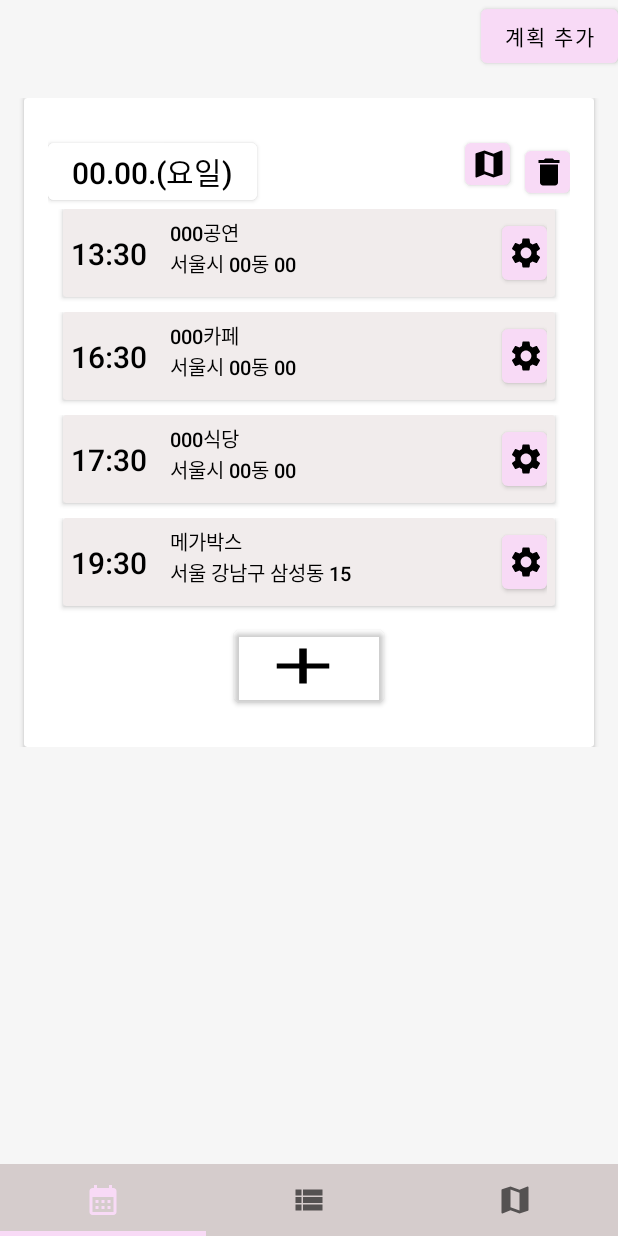
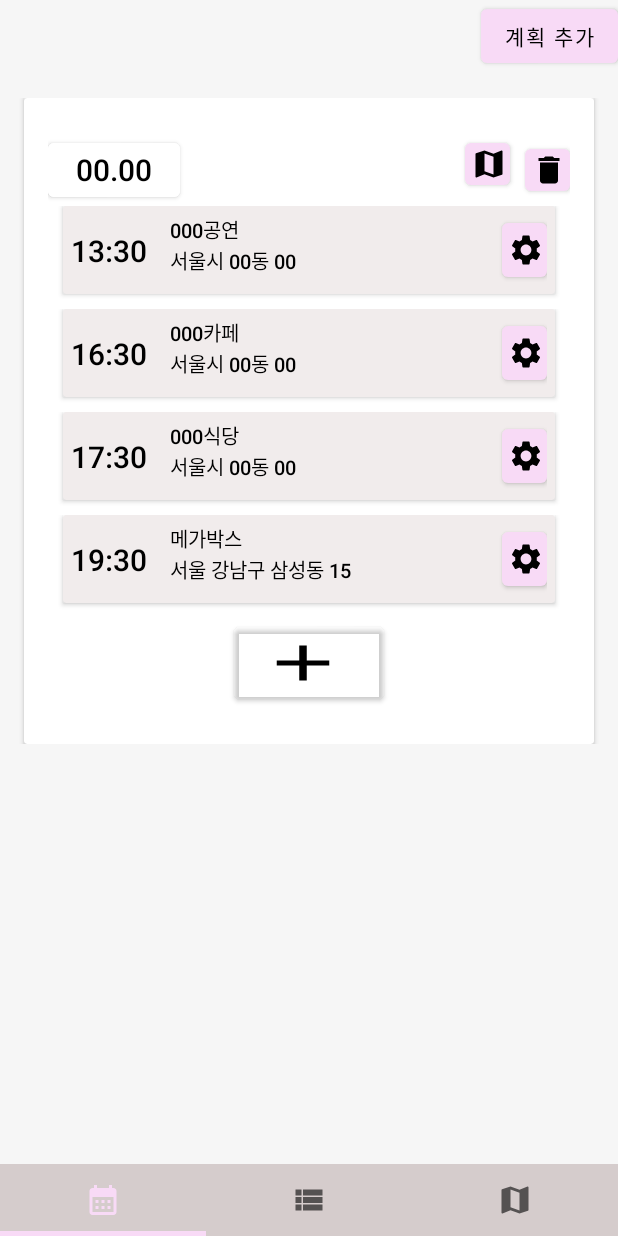
Before and after one commit to ds1mbp5720/DatePlanner, an Android app: the screen it shows after launch (MainActivity), after a tap on "계획 추가", on a phone screen of 412 x 824 dp. Run offline under Robolectric (Android 15) with nearby library versions, the phone set to English and light mode, and no system bars; our stand-ins replace Room's generated code; libraries missing offline, so code that uses them is left out: net.daum.mf; network calls fail.

Commit message:
FestivalListFragment 와 TimeTableFragment 에서 date calender month 시작값 0 반영하여 날짜 출력 수정.

```diff
--- a/app/src/main/java/com/lee/dateplanner/festival/FestivalListFragment.kt
+++ b/app/src/main/java/com/lee/dateplanner/festival/FestivalListFragment.kt
@@ -61,7 +61,7 @@ class FestivalListFragment:Fragment() {
         binding.inputDate.setOnClickListener {
             val cal = Calendar.getInstance()
             val dateSetListener = DatePickerDialog.OnDateSetListener { view, year, month, dayOfMonth ->
-                val date = "$month 월 $dayOfMonth 일"
+                val date = "${month+1} 월 $dayOfMonth 일"
                 binding.inputDate.text = date
             }
             this.context?.let { it1 -> DatePickerDialog(it1,dateSetListener,cal.get(Calendar.YEAR), cal.get(Calendar.MONTH),cal.get(Calendar.DAY_OF_MONTH)).show() }
--- a/app/src/main/java/com/lee/dateplanner/timetable/TimeTableFragment.kt
+++ b/app/src/main/java/com/lee/dateplanner/timetable/TimeTableFragment.kt
@@ -76,7 +76,7 @@ class TimeTableFragment:Fragment() {
             /**
              * 계획 추가 버튼을 dialog 로 하여 선택한 날짜를 바로 가져와서 변수에 넣기
              */
-            var date = "00.00.(요일)"
+            var date = "00.00"
             // room db 추가
             viewModel.insertTimeTable(Timetable(tableCount,timeSheetList ,date))
             tableCount++
--- a/app/src/main/res/layout/festivallist_fragment_layout.xml
+++ b/app/src/main/res/layout/festivallist_fragment_layout.xml
@@ -30,7 +30,7 @@
             app:layout_constraintTop_toTopOf="parent"
             app:layout_constraintLeft_toLeftOf="parent"
             android:inputType="datetime"
-            android:hint="요일, 날짜"
+            android:hint="날짜"
             android:maxLines="1"/>
 
         <Spinner
--- a/app/src/main/res/layout/input_schedule_layout.xml
+++ b/app/src/main/res/layout/input_schedule_layout.xml
@@ -15,7 +15,7 @@
     <TextView
         android:layout_width="wrap_content"
         android:layout_height="wrap_content"
-        android:text="MM.DD.(요일) 일정"
+        android:text="MM.DD."
         android:textColor="@color/black"
         android:textSize="20dp"
         app:layout_constraintLeft_toRightOf="@id/input_back_btn"
```
Also changed, not shown: app/src/main/java/com/lee/dateplanner/timetable/time/adapter/TimetableRecyclerAdapter.kt (+10 -4 lines).
